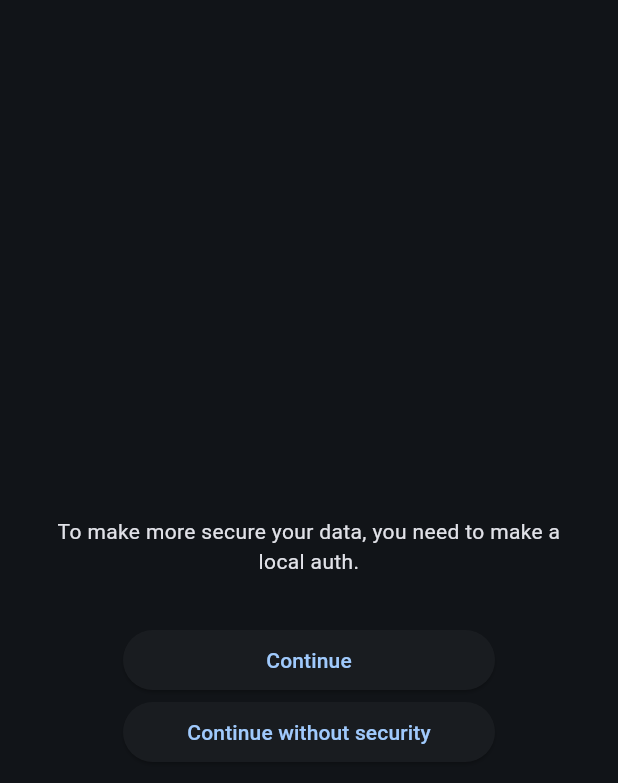
After one commit to Jcons17/poke_fibo, a Flutter app: the BlockPage screen opened by its route, on a phone screen of 412 x 824 dp. The commit adds this screen. Shown: the top 783 px of the screen. Run offline on Flutter 3.47's test engine with Material 3 defaults, Android fonts, the phone set to English and light mode, and no system bars; our stand-ins replace auto_route, bloc, dartz, fl_chart, flutter_bloc, fluttertoast and 7 more; missing offline and left inert: graphic, local_auth_android, local_auth_darwin; accounts and stored records are empty.

Commit message:
finish auth

```diff
--- a/lib/core/app_routes.dart
+++ b/lib/core/app_routes.dart
@@ -19,6 +19,10 @@ class AppRouter extends RootStackRouter {
         AutoRoute(
           page: SignUpRoute.page,
           path: "/sign-up",
+        ),
+        AutoRoute(
+          page: BlockRoute.page,
+          path: "/block",
         ),
         AutoRoute(
           page: PokemonDetailsRoute.page,
--- a/lib/core/application/bloc/shared/auth_bloc/auth_event.dart
+++ b/lib/core/application/bloc/shared/auth_bloc/auth_event.dart
@@ -19,6 +19,8 @@ class GetSession implements AuthEvent {}
 
 class Logout implements AuthEvent {}
 
-class PutFinger implements AuthEvent {}
+class LocalAuth implements AuthEvent {
+  final bool bypass;
 
-class PutCode implements AuthEvent {}
+  LocalAuth({required this.bypass});
+}
--- a/lib/core/application/bloc/shared/auth_bloc/auth_state.dart
+++ b/lib/core/application/bloc/shared/auth_bloc/auth_state.dart
@@ -4,13 +4,11 @@ part of 'auth_bloc.dart';
 class AuthState with _$AuthState {
   const factory AuthState({
     required LoadedData<User> userSession,
-    required bool itWasUsedCode,
-    required bool itWasUsedFinger,
+    required bool itWasUsedLocalAuth,
   }) = _AuthState;
 
   factory AuthState.initial() => AuthState(
         userSession: LoadedData(),
-        itWasUsedCode: false,
-        itWasUsedFinger: false,
+        itWasUsedLocalAuth: false,
       );
 }
--- a/lib/core/domain/repository/auth_repository.dart
+++ b/lib/core/domain/repository/auth_repository.dart
@@ -9,4 +9,6 @@ abstract class AuthRepository {
   Future<Either<Exception, Unit>> logout();
 
   Future<Either<Exception, User>> signUp(User user);
+
+  Future<Either<Exception, Unit>> localAuth();
 }
--- a/lib/core/infrastructure/repositories/auth_repository_impl.dart
+++ b/lib/core/infrastructure/repositories/auth_repository_impl.dart
@@ -2,9 +2,14 @@ import 'dart:convert';
 
 import 'package:collection/collection.dart';
 import 'package:dartz/dartz.dart';
+import 'package:flutter/services.dart';
 import 'package:flutter_template/core/core.dart';
 import 'package:injectable/injectable.dart';
 import 'package:shared_preferences/shared_preferences.dart';
+import 'package:local_auth/local_auth.dart';
+import 'package:local_auth/error_codes.dart' as auth_error;
+import 'package:local_auth_android/local_auth_android.dart';
+import 'package:local_auth_darwin/local_auth_darwin.dart';
 
 @LazySingleton(
   as: AuthRepository,
@@ -107,4 +112,39 @@ class AuthRepositoryImpl implements AuthRepository {
       return left(e);
     }
   }
+
+  @override
+  Future<Either<Exception, Unit>> localAuth() async {
+    final LocalAuthentication auth = LocalAuthentication();
+
+    final bool canAuthenticateWithBiometrics = await auth.canCheckBiometrics;
+    final bool canAuthenticate = canAuthenticateWithBiometrics || await auth.isDeviceSupported();
+
+    if (canAuthenticate == false) return right(unit);
+
+    try {
+      final bool didAuthenticate = await auth.authenticate(
+        localizedReason: 'Please authenticate to continue',
+        authMessages: [
+          AndroidAuthMessages(
+            signInTitle: 'Wee need your biometric for security reasons',
+            cancelButton: 'No thanks',
+          ),
+          IOSAuthMessages(
+            cancelButton: 'No thanks',
+          ),
+        ],
+        options: const AuthenticationOptions(
+          useErrorDialogs: true,
+          stickyAuth: true,
+        ),
+      );
+
+      if (didAuthenticate == false) return left(Exception("There has been an error auth"));
+
+      return right(unit);
+    } on Exception catch (e) {
+      return left(e);
+    }
+  }
 }
--- a/lib/core/my_app_widget.dart
+++ b/lib/core/my_app_widget.dart
@@ -40,7 +40,7 @@ class _MyAppState extends State<MyApp> {
       child: MaterialApp.router(
         title: 'Poke Api',
         theme: ThemeData(
-          colorScheme: ColorScheme.fromSeed(seedColor: Colors.deepPurple),
+          colorScheme: ColorScheme.fromSeed(seedColor: Colors.blue, brightness: Brightness.dark),
           useMaterial3: true,
         ),
         localizationsDelegates: const [
--- a/lib/core/presentation/guards/auth_guard.dart
+++ b/lib/core/presentation/guards/auth_guard.dart
@@ -11,12 +11,12 @@ class AuthGuard extends AutoRouteGuard {
   void onNavigation(NavigationResolver resolver, StackRouter router) async {
     await Future.delayed(Durations.medium3);
     if (authBloc.state.userSession.value != null) {
-      if (authBloc.state.itWasUsedCode || authBloc.state.itWasUsedFinger) {
+      if (authBloc.state.itWasUsedLocalAuth) {
         resolver.next(true);
         return;
       } else {
         // TODO: finger
-        resolver.next(true);
+        router.replace(BlockRoute());
         return;
       }
     } else {
--- /dev/null
+++ b/lib/core/presentation/pages/block/block_page.dart
@@ -0,0 +1,61 @@
+import 'package:flutter/material.dart';
+import 'package:flutter_bloc/flutter_bloc.dart';
+import 'package:auto_route/auto_route.dart';
+import 'package:flutter_template/core/app_routes.gr.dart';
+import '../../../application/bloc/bloc.dart';
+
+@RoutePage()
+class BlockPage extends StatelessWidget {
+  const BlockPage({Key? key}) : super(key: key);
+
+  @override
+  Widget build(BuildContext context) {
+    return Scaffold(
+      body: BlocListener<AuthBloc, AuthState>(
+        listener: (context, state) {
+          if (state.itWasUsedLocalAuth) {
+            context.router.replace(MainRoute());
+          }
+        },
+        child: Column(
+          mainAxisAlignment: MainAxisAlignment.center,
+          children: [
+            Padding(
+              padding: const EdgeInsets.all(32.0),
+              child: Text(
+                "To make more secure your data, you need to make a local auth.",
+                textAlign: TextAlign.center,
+              ),
+            ),
+            ElevatedButton(
+              onPressed: () {
+                context.read<AuthBloc>().localAuth(false);
+              },
+              child: SizedBox(
+                width: 200,
+                child: Center(
+                  child: Text(
+                    "Continue",
+                  ),
+                ),
+              ),
+            ),
+            ElevatedButton(
+              onPressed: () {
+                context.read<AuthBloc>().localAuth(false);
+              },
+              child: SizedBox(
+                width: 200,
+                child: Center(
+                  child: Text(
+                    "Continue without security",
+                  ),
+                ),
+              ),
+            ),
+          ],
+        ),
+      ),
+    );
+  }
+}
```
Also changed, not shown: lib/core/application/bloc/shared/auth_bloc/auth_bloc.dart (+20 -7 lines), lib/core/app_routes.gr.dart, lib/core/application/bloc/shared/auth_bloc/auth_bloc.freezed.dart, 3 other files.
